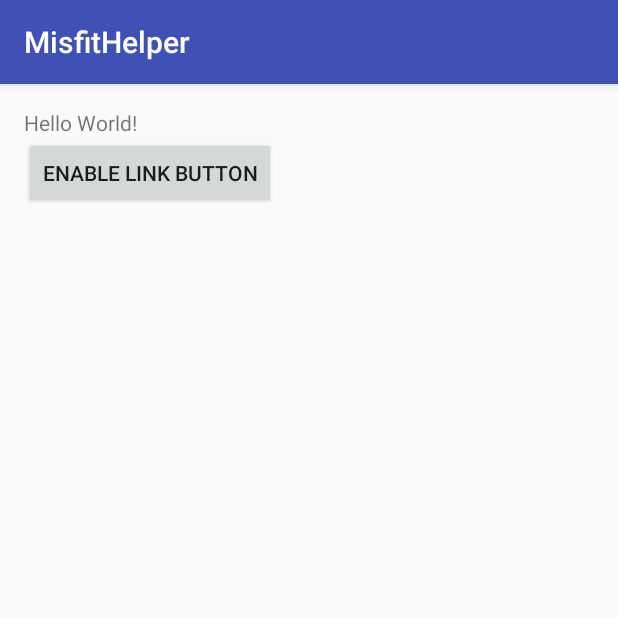
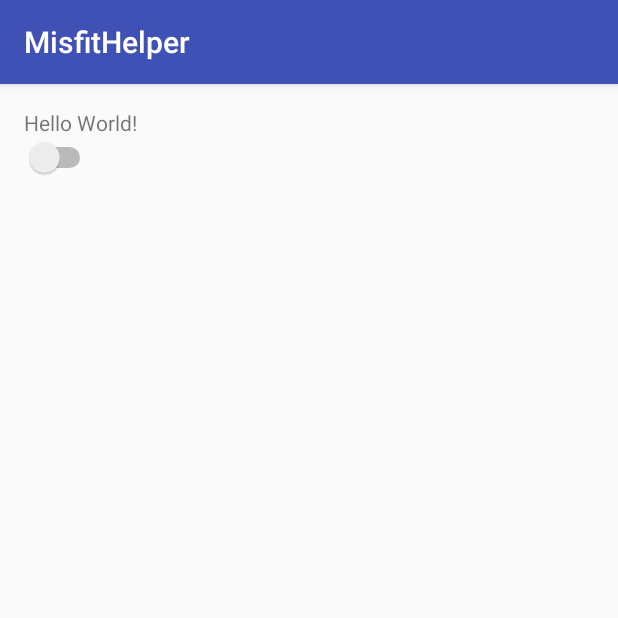
Before and after one commit to lhphong09t2/misfithelper, an Android app: the screen it shows after launch (MainActivity), on a phone screen of 412 x 824 dp, the top half of it. Run offline under Robolectric (Android 15) with nearby library versions, the light colour scheme and no system bars; libraries missing offline, so code that uses them is left out: com.misfit.misfitlinksdk; 3 statements that could not run were skipped.

Commit message:
Change button to switch, change ID and Secret key

```diff
--- /dev/null
+++ b/Sandbox/MisfitHelper/app/src/main/java/com/example/luongt/misfithelper/DeviceMonitorDelegate.java
@@ -0,0 +1,20 @@
+package com.example.luongt.misfithelper;
+
+import android.util.Log;
+
+import com.misfit.misfitlinksdk.publish.MFLCommand;
+import com.misfit.misfitlinksdk.publish.MFLGestureCommandDelegate;
+
+/**
+ * Created by luongt on 3/16/2016.
+ */
+public class DeviceMonitorDelegate implements MFLGestureCommandDelegate {
+
+    private static final String TAG = "DeviceMonitorDelegate";
+
+    @Override
+    public void performActionByCommand(MFLCommand command, String serialNumber) {
+        Log.i(TAG, "performActionByCommand " + command.getName() + " " + serialNumber);
+        // add your code here
+    }
+}
--- /dev/null
+++ b/Sandbox/MisfitHelper/app/src/main/java/com/example/luongt/misfithelper/DeviceStateTrackingDelegate.java
@@ -0,0 +1,20 @@
+package com.example.luongt.misfithelper;
+
+import com.misfit.misfitlinksdk.publish.MFLDeviceState;
+import com.misfit.misfitlinksdk.publish.MFLServiceState;
+import com.misfit.misfitlinksdk.publish.MFLStateTrackingDelegate;
+
+/**
+ * Created by luongt on 3/16/2016.
+ */
+public class DeviceStateTrackingDelegate implements MFLStateTrackingDelegate {
+    @Override
+    public void onDeviceStateChange(MFLDeviceState mflDeviceState, String s) {
+
+    }
+
+    @Override
+    public void onServiceStateChange(MFLServiceState mflServiceState) {
+
+    }
+}
--- a/Sandbox/MisfitHelper/app/src/main/java/com/example/luongt/misfithelper/MainActivity.java
+++ b/Sandbox/MisfitHelper/app/src/main/java/com/example/luongt/misfithelper/MainActivity.java
@@ -1,10 +1,10 @@
 package com.example.luongt.misfithelper;
 
+import android.os.Bundle;
 import android.support.v7.app.AppCompatActivity;
-import android.os.Bundle;
 import android.util.Log;
-import android.view.View;
-import android.widget.Button;
+import android.widget.CompoundButton;
+import android.widget.Switch;
 
 import com.misfit.misfitlinksdk.MFLSession;
 import com.misfit.misfitlinksdk.publish.MFLCallBack;
@@ -15,24 +15,30 @@
 import java.util.List;
 import java.util.Map;
 
-public class MainActivity extends AppCompatActivity {
-    private static final String TAG = "my_message";
-    Button button ;
+public class MainActivity extends AppCompatActivity implements CompoundButton.OnCheckedChangeListener {
+
+    private static final String TAG = "MainActivity";
+
     @Override
     protected void onCreate(Bundle savedInstanceState) {
         super.onCreate(savedInstanceState);
         setContentView(R.layout.activity_main);
-        //onButtonClickListenner();
-        //Log.i(TAG, "onCreate");
+
+        DeviceMonitorDelegate deviceMonitorDelegate = new DeviceMonitorDelegate();
+        MFLSession.sharedInstance().setGestureCommandDelegate(deviceMonitorDelegate);
+
+        DeviceStateTrackingDelegate deviceStateTrackingDelegate = new DeviceStateTrackingDelegate();
+        MFLSession.sharedInstance().setStateTrackingDelegate(deviceStateTrackingDelegate);
+
+        ((Switch) findViewById(R.id.switch1)).setOnCheckedChangeListener(this);
     }
 
-    public void onButtonClickListenner(){
-        button = (Button)findViewById(R.id.button);
-        button.setOnClickListener(
-                new View.OnClickListener() {
     @Override
-                    public void onClick(View v) {
-                        MFLSession.sharedInstance().enable("yourAppId", "yourAppSecret", new MFLCallBack() {
+    public void onCheckedChanged(CompoundButton buttonView, boolean isChecked) {
+        final Switch switchEnable = (Switch) buttonView;
+
+        if (switchEnable.isChecked()) {
+            MFLSession.sharedInstance().enable("100", "6hbIEM2QbKtOasV4E7b3BvSc6fpId4Cj", new MFLCallBack() {
                 @Override
                 public void onResponse(final Map<String, Map<MFLGestureType, MFLCommand>> commandMapping, final List<MFLCommand> supportedCommands, final MFLError error) {
                     runOnUiThread(new Runnable() {
@@ -40,15 +46,16 @@
                         public void run() {
                             if (error != null) {
                                 Log.e(TAG, error.getLocalizedMessage());
+                                switchEnable.setChecked(false);
                                 return;
                             }
-                                    }
-                                });
-
+                            switchEnable.setChecked(MFLSession.sharedInstance().isEnabled());
                         }
                     });
                 }
-                }
-        );
+            });
+        } else {
+            MFLSession.sharedInstance().disable();
         }
     }
+}
--- a/Sandbox/MisfitHelper/app/src/main/res/layout/activity_main.xml
+++ b/Sandbox/MisfitHelper/app/src/main/res/layout/activity_main.xml
@@ -15,11 +15,9 @@
         android:text="Hello World!"
         android:id="@+id/textView" />
 
-    <Button
+    <Switch
+        android:id="@+id/switch1"
         android:layout_width="wrap_content"
         android:layout_height="wrap_content"
-        android:text="Enable link button"
-        android:id="@+id/button"
-        android:layout_below="@+id/textView"
-        android:layout_alignParentStart="true" />
+        android:layout_below="@+id/textView" />
 </RelativeLayout>
```
Lines whose indentation alone changed are shown as unchanged.
